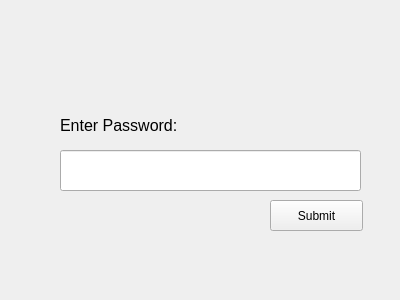
Before: the Qt Designer form src/views/authenticate_views/password_view.ui in devforgely/MFA-Simulator, drawn with Qt 5.
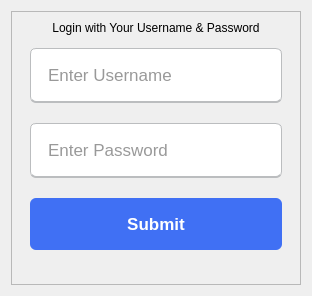
After: the same form once the commit is applied.

```diff
--- a/src/views/authenticate_views/password_view.ui
+++ b/src/views/authenticate_views/password_view.ui
@@ -6,57 +6,136 @@
    <rect>
     <x>0</x>
     <y>0</y>
-    <width>400</width>
-    <height>300</height>
+    <width>312</width>
+    <height>296</height>
    </rect>
   </property>
   <property name="windowTitle">
    <string>Form</string>
   </property>
-  <widget class="QPushButton" name="submit_btn">
-   <property name="geometry">
-    <rect>
-     <x>270</x>
-     <y>200</y>
-     <width>93</width>
-     <height>31</height>
-    </rect>
-   </property>
-   <property name="text">
-    <string>Submit</string>
-   </property>
-  </widget>
-  <widget class="QLabel" name="label">
-   <property name="geometry">
-    <rect>
-     <x>60</x>
-     <y>110</y>
-     <width>151</width>
-     <height>31</height>
-    </rect>
-   </property>
-   <property name="font">
-    <font>
-     <pointsize>12</pointsize>
-    </font>
-   </property>
-   <property name="text">
-    <string>Enter Password:</string>
-   </property>
-   <property name="scaledContents">
-    <bool>false</bool>
-   </property>
-  </widget>
-  <widget class="QLineEdit" name="password_field">
-   <property name="geometry">
-    <rect>
-     <x>60</x>
-     <y>150</y>
-     <width>301</width>
-     <height>41</height>
-    </rect>
-   </property>
-  </widget>
+  <layout class="QHBoxLayout" name="horizontalLayout">
+   <item>
+    <widget class="QFrame" name="left_frame">
+     <property name="maximumSize">
+      <size>
+       <width>430</width>
+       <height>16777215</height>
+      </size>
+     </property>
+     <property name="styleSheet">
+      <string notr="true">QLineEdit {
+	height: 52px;
+  	margin: 7px 0;
+	padding: 0 15px;
+	border: 1.2px solid #bbbdbf;
+ 	border-bottom-width: 2px;
+ 	border-radius: 6px;
+	font-size: 17px;
+	font-weight: 400;
+	color: #333;
+}
+
+QLineEdit:focus {
+	border-color: #4070f4;
+}
+
+QPushButton {
+	height: 52px;
+  	margin: 7px 0;
+	padding: 0 15px;
+	color: #fff;
+  	border: none;
+	border-radius: 6px;
+  	background: #4070f4;
+	font-size: 17px;
+	font-weight: bold;
+}
+
+QPushButton:hover {
+	background: #0e4bf1;
+}</string>
+     </property>
+     <property name="frameShape">
+      <enum>QFrame::StyledPanel</enum>
+     </property>
+     <property name="frameShadow">
+      <enum>QFrame::Raised</enum>
+     </property>
+     <layout class="QVBoxLayout" name="verticalLayout_3">
+      <property name="leftMargin">
+       <number>18</number>
+      </property>
+      <property name="rightMargin">
+       <number>18</number>
+      </property>
+      <item>
+       <widget class="QLabel" name="label">
+        <property name="font">
+         <font>
+          <pointsize>9</pointsize>
+         </font>
+        </property>
+        <property name="text">
+         <string>Login with Your Username &amp; Password</string>
+        </property>
+        <property name="scaledContents">
+         <bool>false</bool>
+        </property>
+        <property name="alignment">
+         <set>Qt::AlignCenter</set>
+        </property>
+       </widget>
+      </item>
+      <item>
+       <widget class="QLineEdit" name="username_field">
+        <property name="maxLength">
+         <number>36</number>
+        </property>
+        <property name="frame">
+         <bool>false</bool>
+        </property>
+        <property name="placeholderText">
+         <string>Enter Username</string>
+        </property>
+       </widget>
+      </item>
+      <item>
+       <widget class="QLineEdit" name="password_field">
+        <property name="maxLength">
+         <number>127</number>
+        </property>
+        <property name="frame">
+         <bool>false</bool>
+        </property>
+        <property name="placeholderText">
+         <string>Enter Password</string>
+        </property>
+       </widget>
+      </item>
+      <item>
+       <widget class="QPushButton" name="submit_btn">
+        <property name="text">
+         <string>Submit</string>
+        </property>
+       </widget>
+      </item>
+      <item>
+       <spacer name="verticalSpacer">
+        <property name="orientation">
+         <enum>Qt::Vertical</enum>
+        </property>
+        <property name="sizeHint" stdset="0">
+         <size>
+          <width>20</width>
+          <height>40</height>
+         </size>
+        </property>
+       </spacer>
+      </item>
+     </layout>
+    </widget>
+   </item>
+  </layout>
  </widget>
  <resources/>
  <connections/>
```
